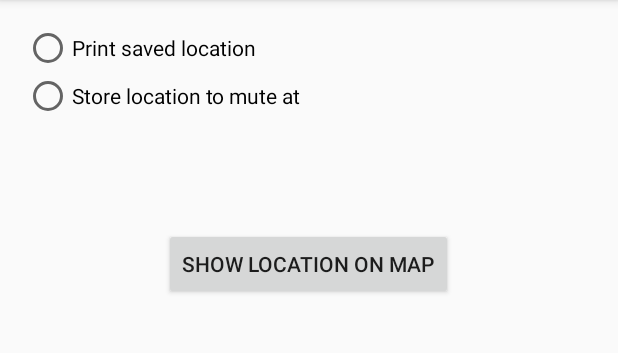
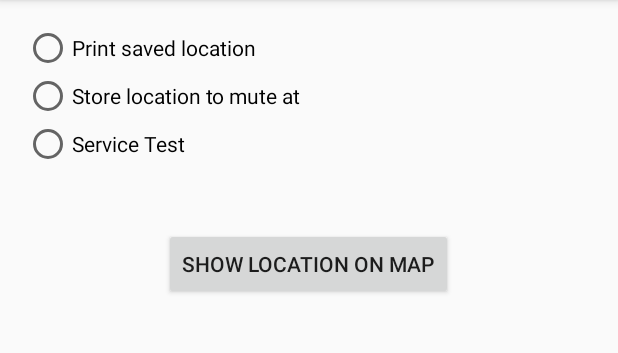
Before and after one commit to grclaeys/LocayytionsCommands, an Android app: the screen it shows after launch (MainActivity), on a phone screen of 412 x 824 dp, the part 84-437 px from its top. Run offline under Robolectric (Android 15) with nearby library versions, the phone set to English and light mode, and no system bars.

Commit message:
Made an intent service
literally this

```diff
--- a/app/src/main/java/com/example/claegar16/locayytionscommands/MainActivity.java
+++ b/app/src/main/java/com/example/claegar16/locayytionscommands/MainActivity.java
@@ -209,4 +209,8 @@ public class MainActivity extends AppCompatActivity implements
         Intent intent = new Intent(this,MapsActivity.class);
         startActivity(intent);
     }
+
+    public void launchIntentService(View view){
+
+    }
 }
--- a/app/src/main/res/layout/activity_main.xml
+++ b/app/src/main/res/layout/activity_main.xml
@@ -40,11 +40,25 @@
         android:onClick="storeLocation"
         android:layout_below="@+id/radioButton"
         android:layout_alignParentLeft="true"
-        android:layout_alignParentStart="true" /><![CDATA[
+        android:layout_alignParentStart="true" />
+
+    <RadioButton
+        android:layout_width="wrap_content"
+        android:layout_height="wrap_content"
+        android:text="Service Test"
+        android:id="@+id/radioButton3"
+        android:layout_below="@+id/radioButton2"
+        android:layout_alignParentLeft="true"
+        android:layout_alignParentStart="true"
+        android:checked="false"
+        android:onClick="launchIntentService"/><![CDATA[
+
+
 
 
 
     >>>>>>> origin/master
 
+
 ]]>
 </RelativeLayout>
```
Also changed, not shown: app/src/main/AndroidManifest.xml (+5 -3 lines), app/src/main/java/com/example/claegar16/locayytionscommands/ProximityIntentService.java (added, +91 -0 lines).
